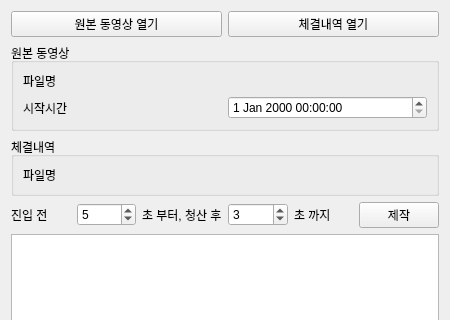
First picture: the form in qt/form.ui, repository beom-yun/making-futures-trading-video, before the edit; both pictures show x 0 to 450 and y 0 to 320 of the 450 by 600 pixel window.
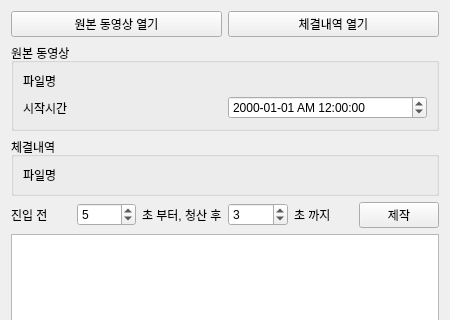
Second picture: the form after the edit.

```diff
--- a/qt/form.ui
+++ b/qt/form.ui
@@ -64,7 +64,11 @@
            </widget>
           </item>
           <item row="1" column="1">
-           <widget class="QDateTimeEdit" name="dtEdit_movie"/>
+           <widget class="QDateTimeEdit" name="dtEdit_movie">
+            <property name="displayFormat">
+             <string>yyyy-MM-dd AP hh:mm:ss</string>
+            </property>
+           </widget>
           </item>
          </layout>
         </item>
```
Left out of the diff: 2 changed lines with no effect on the pictures.
